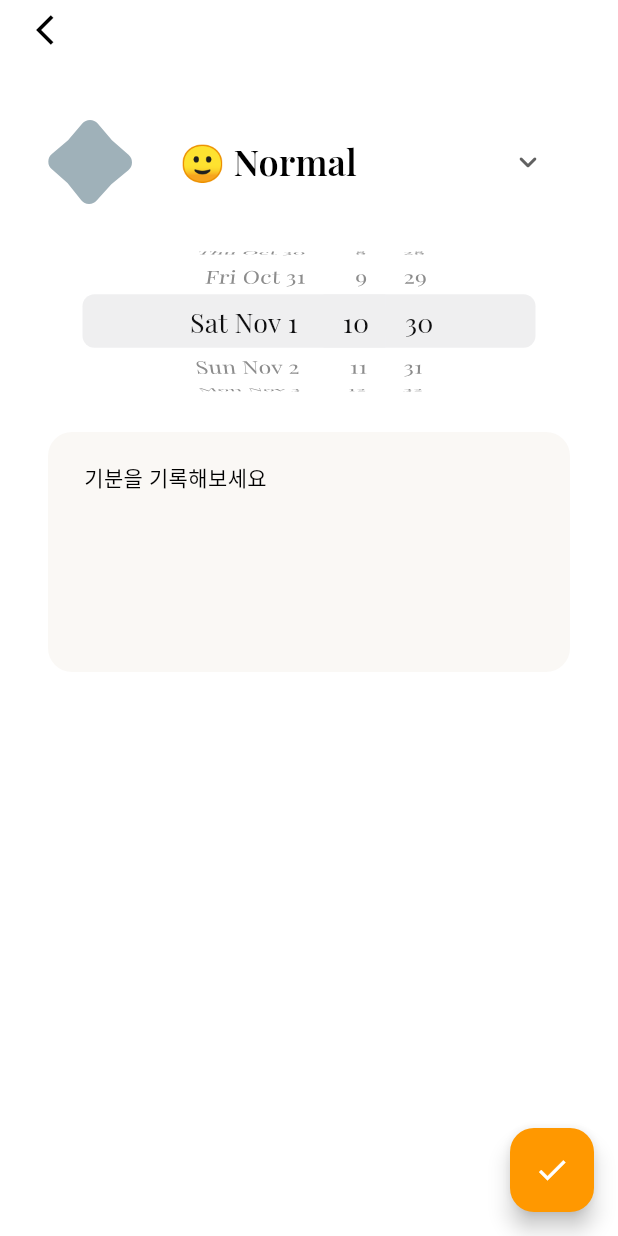
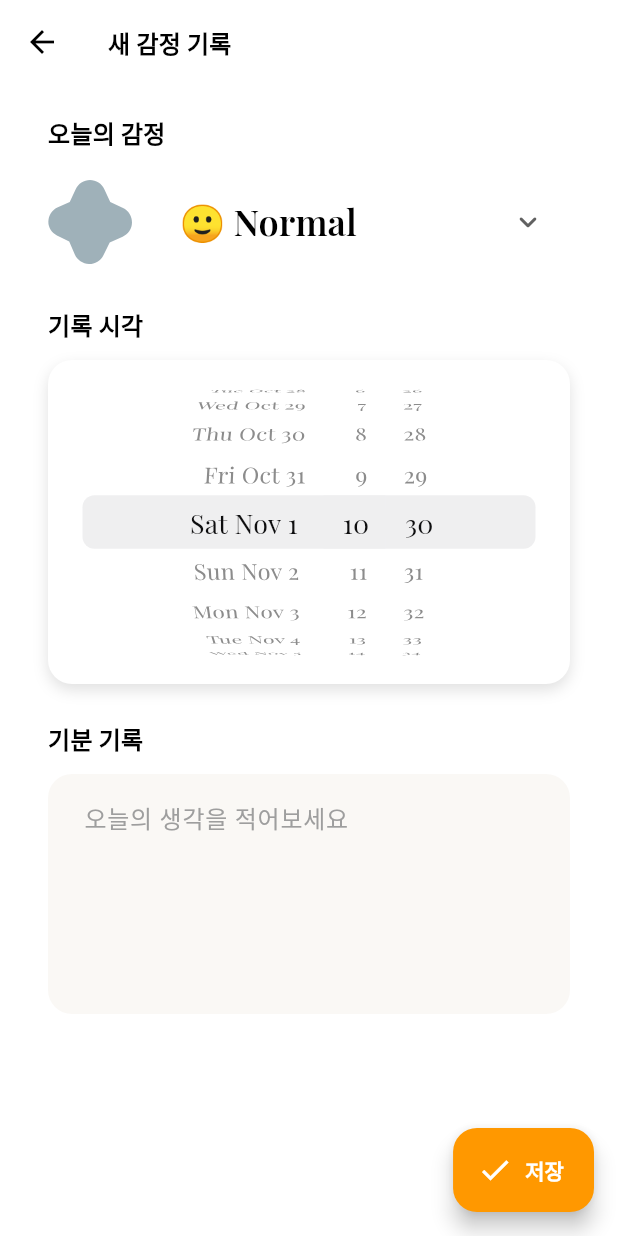
Before and after one commit to imlte0403/mood_tracker, a Flutter app: the PostEditScreen screen opened by its route, on a phone screen of 412 x 824 dp. Run offline on Flutter 3.47's test engine with Material 3 defaults, Android fonts, the phone set to English and light mode, and no system bars; our stand-ins replace cloud_firestore, firebase_auth, firebase_core, flutter_riverpod, go_router, google_sign_in and 2 more; accounts and stored records are empty; generated files the repository leaves out were written again.

Commit message:
🎨 UI: 색상 및 도형 정의 수정, 포스트 편집 화면 UI 개선

```diff
--- a/lib/core/constants/app_color.dart
+++ b/lib/core/constants/app_color.dart
@@ -27,7 +27,6 @@ class AppTheme {
 }
 
 class AppColors {
-
   static const point = Color(0xFFFF9800);
   static const error = Colors.red;
 
@@ -38,5 +37,5 @@ class AppColors {
   static const moodDepressed = Color(0xFF90A4AE);
   static const moodLucky = Color(0xFF81C784);
   static const moodExcited = Color(0xFF4CAF50);
-  static const moodHappy = Color(0xFF1B5E20);
+  static const moodHappy = Color(0xFF008C14);
 }
--- a/lib/features/post/model/mood_shape.dart
+++ b/lib/features/post/model/mood_shape.dart
@@ -203,32 +203,31 @@ final List<MoodShapeDefinition> _definitions = <MoodShapeDefinition>[
     type: MoodType.normal,
     sliderStart: 3,
     color: MoodType.normal.emotion.color,
-    shape: StarBorder(points: 5, innerRadiusRatio: 0.7, pointRounding: 0.3),
+    shape: StarBorder(points: 5, innerRadiusRatio: 0.6, pointRounding: 0.5),
   ),
   MoodShapeDefinition(
     type: MoodType.depressed,
     sliderStart: 4,
     color: MoodType.depressed.emotion.color,
-    shape: StarBorder(points: 3, innerRadiusRatio: 0.6, pointRounding: 0.4),
+    shape: StarBorder(points: 3, innerRadiusRatio: 0.3, pointRounding: 0.9),
   ),
-  //TODO: 기회가 된다면 도형 전환 더 자연스럽게 구현
   MoodShapeDefinition(
     type: MoodType.lucky,
     sliderStart: 5,
     color: MoodType.lucky.emotion.color,
-    shape: RoundedRectangleBorder(borderRadius: BorderRadius.circular(15.0)),
+    shape: StarBorder(points: 4, innerRadiusRatio: 0.3, pointRounding: 0.9),
   ),
   MoodShapeDefinition(
     type: MoodType.excited,
     sliderStart: 6,
     color: MoodType.excited.emotion.color,
-    shape: RoundedRectangleBorder(borderRadius: BorderRadius.circular(40.0)),
+    shape: StarBorder(points: 6, innerRadiusRatio: 0.3, pointRounding: 0.9),
   ),
   MoodShapeDefinition(
     type: MoodType.happy,
     sliderStart: 7,
     color: MoodType.happy.emotion.color,
-    shape: const CircleBorder(),
+    shape: StarBorder(points: 10, innerRadiusRatio: 0.3, pointRounding: 0.9),
   ),
 ];
 
--- a/lib/features/post/post_edit.dart
+++ b/lib/features/post/post_edit.dart
@@ -97,11 +97,35 @@ class _PostEditScreenState extends ConsumerState<PostEditScreen> {
 
     return Scaffold(
       backgroundColor: colorScheme.surface,
+      appBar: AppBar(
+        backgroundColor: colorScheme.surface,
+        elevation: 0,
+        scrolledUnderElevation: 0,
+        leading: BackButton(
+          color: colorScheme.onSurface,
+          onPressed: () {
+            if (context.canPop()) {
+              context.pop();
+            } else {
+              context.go('/');
+            }
+          },
+        ),
+        title: Text(
+          form.isEditing ? '감정 기록 수정' : '새 감정 기록',
+          style: textTheme.titleMedium?.copyWith(
+            fontFamily: AppFonts.playfair,
+            fontWeight: FontWeight.w700,
+            color: colorScheme.onSurface,
+          ),
+        ),
+      ),
       floatingActionButtonLocation: FloatingActionButtonLocation.endFloat,
-      floatingActionButton: FloatingActionButton(
+      floatingActionButton: FloatingActionButton.extended(
+        tooltip: '기록 저장',
         backgroundColor: colorScheme.primary,
-        onPressed: handleSubmit,
-        child: form.isSubmitting
+        onPressed: form.isSubmitting ? null : handleSubmit,
+        icon: form.isSubmitting
             ? SizedBox(
                 width: Sizes.size20,
                 height: Sizes.size20,
@@ -113,41 +137,35 @@ class _PostEditScreenState extends ConsumerState<PostEditScreen> {
                 ),
               )
             : Icon(Icons.check, color: colorScheme.onPrimary),
-      ),
-      body: Stack(
-        children: [
-          SafeArea(
-            child: Padding(
-              padding: const EdgeInsets.only(left: 8.0, top: 8.0),
-              child: GestureDetector(
-                onTap: () => context.go('/'),
-                child: Container(
-                  padding: const EdgeInsets.only(left: 16),
-                  child: Row(
-                    mainAxisSize: MainAxisSize.min,
-                    children: [
-                      Icon(
-                        Icons.arrow_back_ios,
-                        color: Theme.of(context).colorScheme.onSurface,
-                      ),
-                    ],
+        label: Text(
+          form.isEditing ? '수정 완료' : '저장',
+          style: textTheme.labelLarge?.copyWith(
+            fontFamily: AppFonts.playfair,
+            fontWeight: FontWeight.w700,
+            color: colorScheme.onPrimary,
           ),
         ),
       ),
-            ),
-          ),
-          SafeArea(
+      body: SafeArea(
         child: SingleChildScrollView(
-              padding: const EdgeInsets.only(bottom: Sizes.size96),
-              child: Padding(
-                padding: const EdgeInsets.symmetric(
-                  horizontal: Sizes.size32,
-                  vertical: Sizes.size20,
+          padding: const EdgeInsets.only(
+            left: Sizes.size32,
+            right: Sizes.size32,
+            bottom: Sizes.size96,
+            top: Sizes.size20,
           ),
           child: Column(
             crossAxisAlignment: CrossAxisAlignment.start,
             children: [
-                    Gaps.v56,
+              Text(
+                '오늘의 감정',
+                style: textTheme.titleMedium?.copyWith(
+                  fontFamily: AppFonts.playfair,
+                  fontWeight: FontWeight.w700,
+                  color: colorScheme.onSurface,
+                ),
+              ),
+              Gaps.v16,
               Row(
                 children: [
                   Container(
@@ -205,11 +223,27 @@ class _PostEditScreenState extends ConsumerState<PostEditScreen> {
                 ],
               ),
               Gaps.v24,
+              Text(
+                '기록 시각',
+                style: textTheme.titleMedium?.copyWith(
+                  fontFamily: AppFonts.playfair,
+                  fontWeight: FontWeight.w700,
+                  color: colorScheme.onSurface,
+                ),
+              ),
+              Gaps.v12,
               Container(
-                      height: Sizes.size100,
+                height: 216,
                 decoration: BoxDecoration(
                   color: colorScheme.surface,
                   borderRadius: BorderRadius.circular(Sizes.size16),
+                  boxShadow: const [
+                    BoxShadow(
+                      color: Colors.black12,
+                      blurRadius: Sizes.size8,
+                      offset: Offset(0, Sizes.size4),
+                    ),
+                  ],
                 ),
                 padding: const EdgeInsets.symmetric(
                   horizontal: Sizes.size12,
@@ -217,8 +251,7 @@ class _PostEditScreenState extends ConsumerState<PostEditScreen> {
                 child: CupertinoTheme(
                   data: CupertinoTheme.of(context).copyWith(
                     textTheme: CupertinoTextThemeData(
-                            dateTimePickerTextStyle: textTheme.titleMedium
-                                ?.copyWith(
+                      dateTimePickerTextStyle: textTheme.titleMedium?.copyWith(
                         fontFamily: AppFonts.playfair,
                         color: colorScheme.onSurface,
                       ),
@@ -238,20 +271,35 @@ class _PostEditScreenState extends ConsumerState<PostEditScreen> {
                 ),
               ),
               Gaps.v24,
+              Text(
+                '기분 기록',
+                style: textTheme.titleMedium?.copyWith(
+                  fontFamily: AppFonts.playfair,
+                  fontWeight: FontWeight.w700,
+                  color: colorScheme.onSurface,
+                ),
+              ),
+              Gaps.v12,
               ConstrainedBox(
                 constraints: const BoxConstraints(minHeight: 400),
                 child: TextField(
                   controller: _messageController,
                   maxLines: null,
                   minLines: 6,
+                  maxLength: 500,
+                  keyboardType: TextInputType.multiline,
+                  textInputAction: TextInputAction.newline,
                   enabled: !form.isSubmitting,
                   onChanged: (value) => ref
                       .read(moodEntryFormProvider.notifier)
                       .updateMessage(value),
                   decoration: InputDecoration(
+                    labelText: '오늘의 생각을 적어보세요',
+                    alignLabelWithHint: true,
                     hintText: '기분을 기록해보세요',
                     filled: true,
                     fillColor: colorScheme.surfaceContainerHighest,
+                    counterText: '',
                     border: OutlineInputBorder(
                       borderRadius: BorderRadius.circular(Sizes.size16),
                       borderSide: BorderSide.none,
@@ -269,27 +317,42 @@ class _PostEditScreenState extends ConsumerState<PostEditScreen> {
                   style: textTheme.bodyMedium?.copyWith(
                     fontFamily: AppFonts.playfair,
                     color: colorScheme.onSurface,
+                    height: 1.4,
                   ),
                   cursorColor: colorScheme.primary,
                 ),
               ),
-                    if (form.errorMessage != null) ...[
               Gaps.v12,
-                      Text(
+              Row(
+                children: [
+                  Expanded(
+                    child: AnimatedSwitcher(
+                      duration: const Duration(milliseconds: 180),
+                      child: form.errorMessage == null
+                          ? const SizedBox.shrink()
+                          : Text(
                               form.errorMessage!,
+                              key: ValueKey(form.errorMessage),
                               style: textTheme.bodySmall?.copyWith(
                                 fontFamily: AppFonts.playfair,
                                 color: Colors.redAccent,
                               ),
                             ),
+                    ),
+                  ),
+                  Text(
+                    '${form.message.length}/500',
+                    style: textTheme.bodySmall?.copyWith(
+                      fontFamily: AppFonts.playfair,
+                      color: colorScheme.onSurfaceVariant,
+                    ),
+                  ),
                 ],
+              ),
             ],
           ),
         ),
       ),
-          ),
-        ],
-      ),
     );
   }
 }
--- a/lib/router/app_router.dart
+++ b/lib/router/app_router.dart
@@ -14,7 +14,7 @@ import 'package:mood_tracker/features/settings/updates_screen.dart';
 
 final router = GoRouter(
   debugLogDiagnostics: true,
-  initialLocation: LogInScreen.routeURL,
+  initialLocation: HomeScreen.routeURL, //TODO: 추후에 로그인으로 변경
   routes: [
     GoRoute(
       path: LogInScreen.routeURL,
```
Lines whose indentation alone changed are shown as unchanged.
